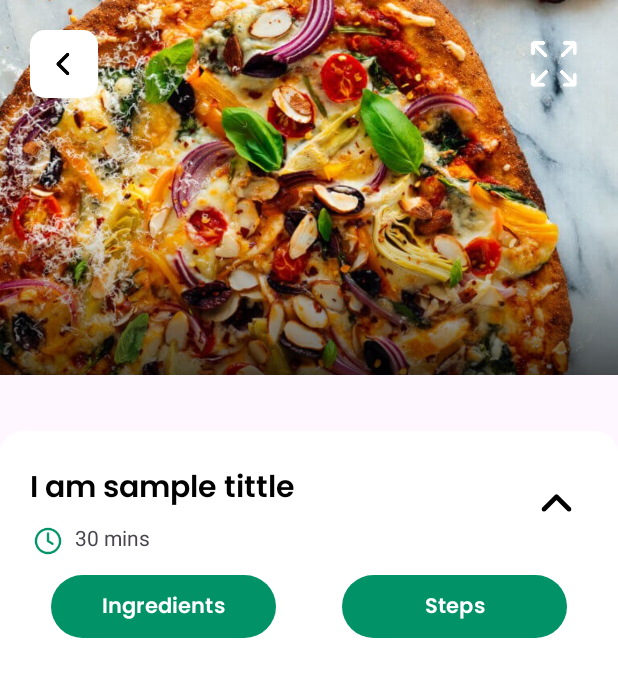
After one commit to YashNagare/Recipes-App, an Android app: the layout activity_recipe.xml on its own in the app's theme, with its tools: preview values and no code run, on a phone screen of 412 x 824 dp. The commit adds this screen. Shown: the top 677 px of the screen. Run offline under Robolectric (Android 15) with nearby library versions, the phone set to English and light mode, and no system bars.

Commit message:
Added Recipe Functionality

```diff
--- a/app/src/main/AndroidManifest.xml
+++ b/app/src/main/AndroidManifest.xml
@@ -14,6 +14,9 @@
         android:supportsRtl="true"
         android:theme="@style/Theme.RecipesApp"
         tools:targetApi="31">
+        <activity
+            android:name=".RecipeActivity"
+            android:exported="false" />
         <activity
             android:name=".CategoryActivity"
             android:exported="false" />
--- /dev/null
+++ b/app/src/main/res/layout/activity_recipe.xml
@@ -0,0 +1,186 @@
+<?xml version="1.0" encoding="utf-8"?>
+<androidx.constraintlayout.widget.ConstraintLayout xmlns:android="http://schemas.android.com/apk/res/android"
+    xmlns:app="http://schemas.android.com/apk/res-auto"
+    xmlns:tools="http://schemas.android.com/tools"
+    android:layout_width="match_parent"
+    android:layout_height="match_parent"
+    tools:context=".RecipeActivity">
+
+    <ImageView
+        android:id="@+id/item_img"
+        android:layout_width="0dp"
+        android:layout_height="250dp"
+        android:background="#F6F6F6"
+        android:hapticFeedbackEnabled="true"
+        android:scaleType="centerCrop"
+        android:src="@drawable/pizza_sample"
+        app:layout_constraintEnd_toEndOf="parent"
+        app:layout_constraintStart_toStartOf="parent"
+        app:layout_constraintTop_toTopOf="parent" />
+
+    <ImageView
+        android:id="@+id/shade"
+        android:layout_width="0dp"
+        android:layout_height="100dp"
+        android:src="@drawable/image_btm_overlay"
+        app:layout_constraintBottom_toBottomOf="@+id/item_img"
+        app:layout_constraintEnd_toEndOf="@+id/item_img"
+        app:layout_constraintStart_toStartOf="@+id/item_img" />
+
+    <ImageView
+        android:id="@+id/back_btn"
+        android:layout_width="45dp"
+        android:layout_height="45dp"
+        android:layout_marginStart="20dp"
+        android:layout_marginTop="20dp"
+        android:background="@drawable/card_back_btn"
+        android:clickable="true"
+        android:foregroundGravity="center"
+        android:hapticFeedbackEnabled="true"
+        android:padding="4dp"
+        android:src="@drawable/back_icon"
+        app:layout_constraintStart_toStartOf="parent"
+        app:layout_constraintTop_toTopOf="@+id/item_img" />
+
+    <ImageView
+        android:id="@+id/full_screen"
+        android:layout_width="45dp"
+        android:layout_height="45dp"
+        android:layout_marginEnd="20dp"
+        android:clickable="true"
+        android:foregroundGravity="center"
+        android:hapticFeedbackEnabled="true"
+        android:padding="4dp"
+        android:src="@drawable/full_size_ic"
+        app:layout_constraintBottom_toBottomOf="@+id/back_btn"
+        app:layout_constraintEnd_toEndOf="parent"
+        app:layout_constraintTop_toTopOf="@+id/back_btn"
+        app:tint="@color/white" />
+
+    <RelativeLayout
+        android:id="@+id/relativeLayout"
+        android:layout_width="match_parent"
+        android:layout_height="479dp"
+        android:layout_marginTop="-20dp"
+        android:background="@drawable/card_recipe"
+        app:layout_constraintBottom_toBottomOf="parent"
+        app:layout_constraintEnd_toEndOf="parent"
+        app:layout_constraintStart_toStartOf="parent"
+        app:layout_constraintTop_toBottomOf="@+id/item_img">
+
+        <TextView
+            android:id="@+id/tittle"
+            android:layout_width="match_parent"
+            android:layout_height="wrap_content"
+            android:layout_marginStart="20dp"
+            android:layout_marginTop="22dp"
+            android:layout_marginEnd="45dp"
+            android:fontFamily="@font/poppins"
+            android:text="I am sample tittle"
+            android:textColor="@color/black"
+            android:textSize="20sp" />
+
+        <ImageView
+            android:id="@+id/clock"
+            android:layout_width="24dp"
+            android:layout_height="24dp"
+            android:layout_below="@id/tittle"
+            android:layout_alignParentStart="true"
+            android:layout_marginStart="20dp"
+            android:layout_marginTop="5dp"
+            android:src="@drawable/clock_icon"
+            app:tint="#019267" />
+
+        <TextView
+            android:id="@+id/time"
+            android:layout_width="wrap_content"
+            android:layout_height="24dp"
+            android:layout_below="@+id/tittle"
+            android:layout_marginStart="6dp"
+            android:layout_marginTop="3dp"
+            android:layout_toEndOf="@+id/clock"
+            android:gravity="center_vertical"
+            android:text="30 mins" />
+
+        <Button
+            android:id="@+id/ing"
+            android:layout_width="150dp"
+            android:layout_height="42dp"
+            android:layout_below="@id/tittle"
+            android:layout_alignParentStart="true"
+            android:layout_marginStart="34dp"
+            android:layout_marginTop="40dp"
+            android:background="@drawable/btn_ing"
+            android:fontFamily="@font/poppins"
+            android:paddingLeft="20sp"
+            android:paddingRight="20sp"
+            android:text="Ingredients" />
+
+        <ScrollView
+            android:id="@+id/ing_scroll"
+            android:layout_width="match_parent"
+            android:layout_height="wrap_content"
+            android:layout_below="@id/ing"
+            android:layout_alignParentStart="true"
+            android:padding="10sp">
+
+            <TextView
+                android:id="@+id/ing_data"
+                android:layout_width="match_parent"
+                android:layout_height="wrap_content"
+                android:layout_gravity="center_horizontal"
+                android:lineSpacingExtra="10dp"
+                android:text=""
+                android:textColor="@color/black"
+                android:textSize="15sp" />
+
+        </ScrollView>
+
+        <Button
+            android:id="@+id/step"
+            android:layout_width="150dp"
+            android:layout_height="42dp"
+            android:layout_below="@id/tittle"
+            android:layout_alignParentEnd="true"
+            android:layout_marginTop="40dp"
+            android:layout_marginEnd="34dp"
+            android:background="@drawable/btn_ing"
+            android:fontFamily="@font/poppins"
+            android:paddingLeft="20sp"
+            android:paddingRight="20sp"
+            android:text="Steps" />
+
+        <ScrollView
+            android:id="@+id/step_scroll"
+            android:layout_width="match_parent"
+            android:layout_height="wrap_content"
+            android:layout_below="@id/step"
+            android:layout_alignParentStart="true"
+            android:padding="10sp"
+            android:visibility="gone">
+
+            <TextView
+                android:id="@+id/step_data"
+                android:layout_width="match_parent"
+                android:layout_height="wrap_content"
+                android:layout_gravity="center_horizontal"
+                android:lineSpacingExtra="10dp"
+                android:text=""
+                android:textColor="@color/black"
+                android:textSize="15sp" />
+
+        </ScrollView>
+
+    </RelativeLayout>
+
+    <ImageView
+        android:id="@+id/go_up"
+        android:layout_width="50dp"
+        android:layout_height="50dp"
+        android:layout_marginTop="24dp"
+        android:layout_marginEnd="16dp"
+        android:src="@drawable/scroll_up"
+        app:layout_constraintEnd_toEndOf="parent"
+        app:layout_constraintTop_toTopOf="@+id/relativeLayout" />
+
+</androidx.constraintlayout.widget.ConstraintLayout>
--- a/app/src/main/res/layout/category_rv.xml
+++ b/app/src/main/res/layout/category_rv.xml
@@ -71,7 +71,7 @@
         app:layout_constraintTop_toBottomOf="@+id/tittle" />
 
     <ImageView
-        android:id="@+id/imageView7"
+        android:id="@+id/next"
         android:layout_width="60dp"
         android:layout_height="60dp"
         android:layout_marginEnd="5dp"
--- a/build.gradle.kts
+++ b/build.gradle.kts
@@ -1,5 +1,5 @@
 // Top-level build file where you can add configuration options common to all sub-projects/modules.
 plugins {
-    id("com.android.application") version "8.1.4" apply false
+    id("com.android.application") version "8.2.0" apply false
     id("org.jetbrains.kotlin.android") version "1.9.0" apply false
 }
```
Also changed, not shown: app/src/main/java/com/practice/recipesapp/CategoryAdapter.kt (+12 -0 lines), app/src/main/java/com/practice/recipesapp/PopularAdapter.kt (+11 -1 lines), app/src/main/java/com/practice/recipesapp/RecipeActivity.kt (added, +79 -0 lines), app/src/main/java/com/practice/recipesapp/SearchAdapter.kt (+12 -0 lines), gradle/wrapper/gradle-wrapper.properties.
